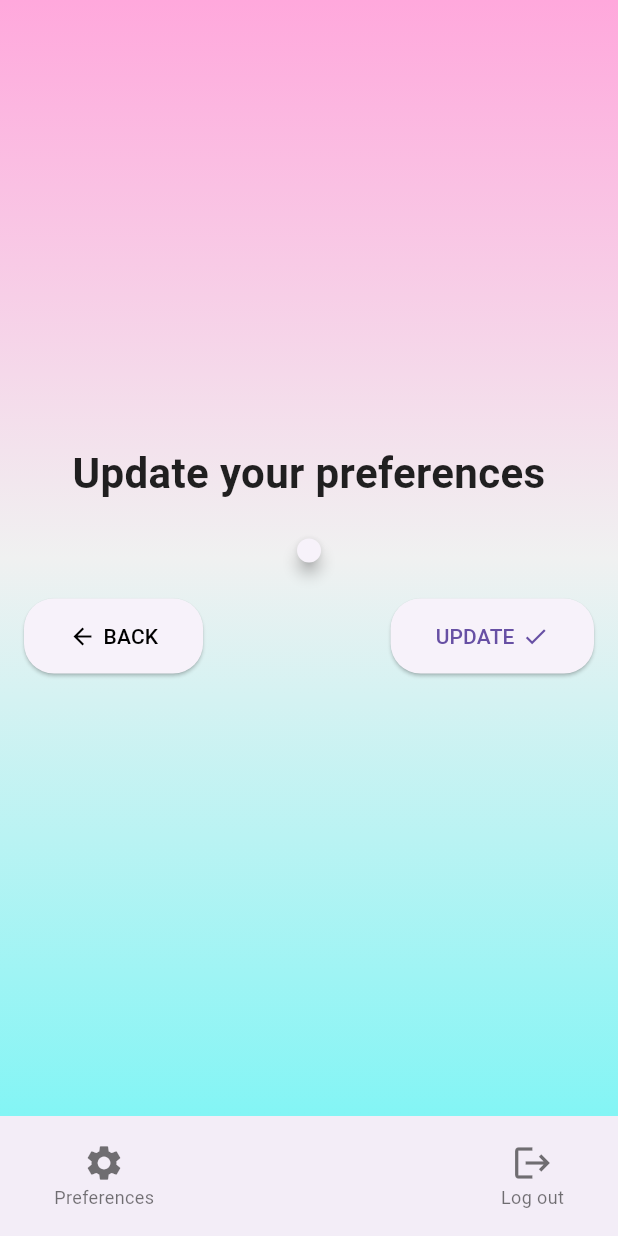
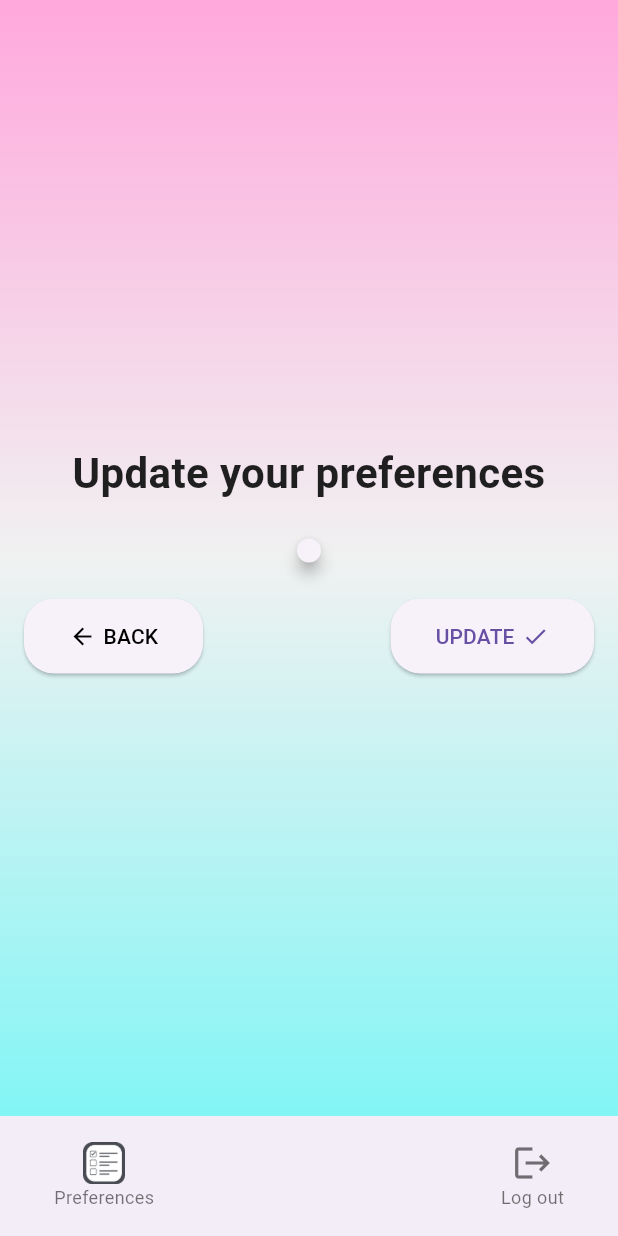
Before and after one commit to ImanZulhakim/iPark, a Flutter app: the EditParkingPreferencesScreen screen opened directly with empty values, on a phone screen of 412 x 824 dp. Run offline on Flutter 3.47's test engine with Material 3 defaults, Android fonts, the phone set to English and light mode, and no system bars; accounts and stored records are empty; generated files the repository leaves out were written again; network calls fail.

Commit message:
add icon preferences

```diff
--- a/lib/widgets/custom_bottom_navigation_bar.dart
+++ b/lib/widgets/custom_bottom_navigation_bar.dart
@@ -1,4 +1,6 @@
 import 'package:flutter/material.dart';
+import 'package:provider/provider.dart';
+import 'package:iprsr/services/auth_service.dart';
 
 class CustomBottomNavigationBar extends StatelessWidget {
   final String userId;
@@ -20,21 +22,25 @@ class CustomBottomNavigationBar extends StatelessWidget {
                 // Logic for Preferences or Settings
                 print('Navigate to Preferences/Settings for User: $userId');
               },
-              child: const Column(
+              child:  Column(
                 mainAxisSize: MainAxisSize.min,
                 children: [
-                  Icon(Icons.settings, color: Colors.black54, size: 28),
-                  Text(
-                    'Preferences',
-                    style: TextStyle(color: Colors.black54, fontSize: 12),
-                  ),
-                ],
+                    Image.asset(
+                      'assets/images/preferences.png',
+                      width: 28,
+                      height: 28,
+                    ),
+                    const Text(
+                      'Preferences',
+                      style: TextStyle(color: Colors.black54, fontSize: 12),
+                    ),
+                  ],
               ),
             ),
             GestureDetector(
               onTap: () {
-                // Logic for Logout
-                print('Log out User: $userId');
+                Provider.of<AuthService>(context, listen: false).logout();
+                  Navigator.pushReplacementNamed(context, '/login');
               },
               child: const Column(
                 mainAxisSize: MainAxisSize.min,
--- a/pubspec.yaml
+++ b/pubspec.yaml
@@ -40,6 +40,8 @@ flutter:
   assets:
     # Add assets from the images directory to the application.
     - assets/images/google_logo.png
+    - assets/images/preferences.png
+    - assets/icon/icon.png
 
   fonts:
     - family: Satisfy
```
Also changed, not shown: lib/screens/main_screen.dart (+6 -2 lines), assets/images/preferences.png (added).
